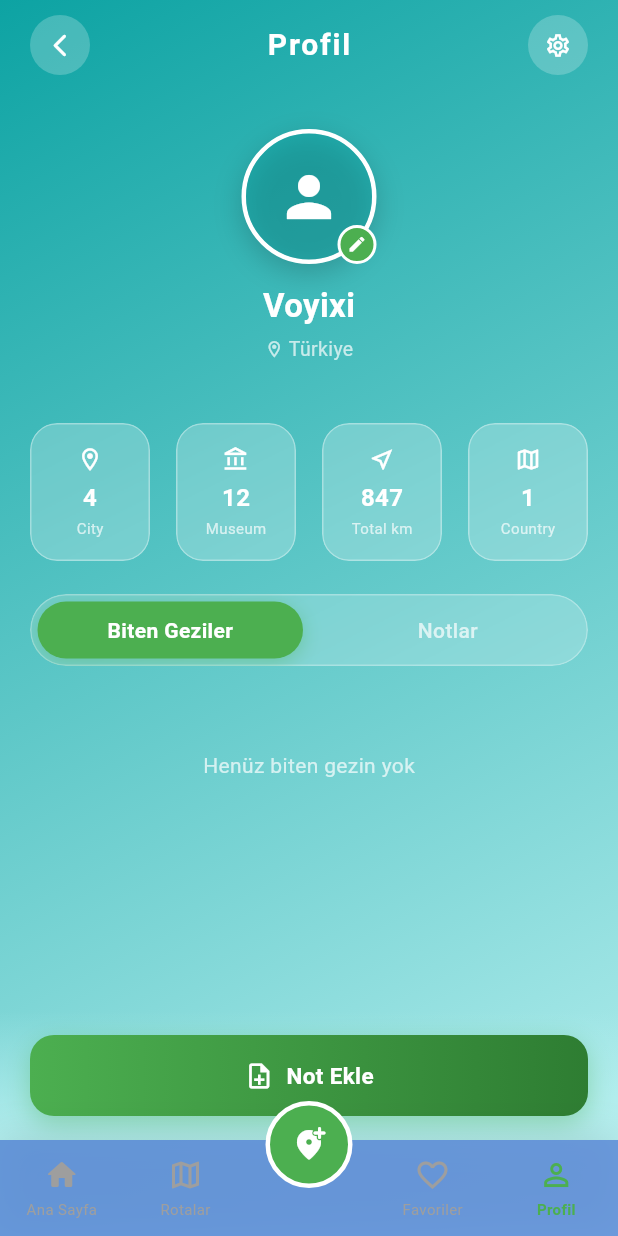
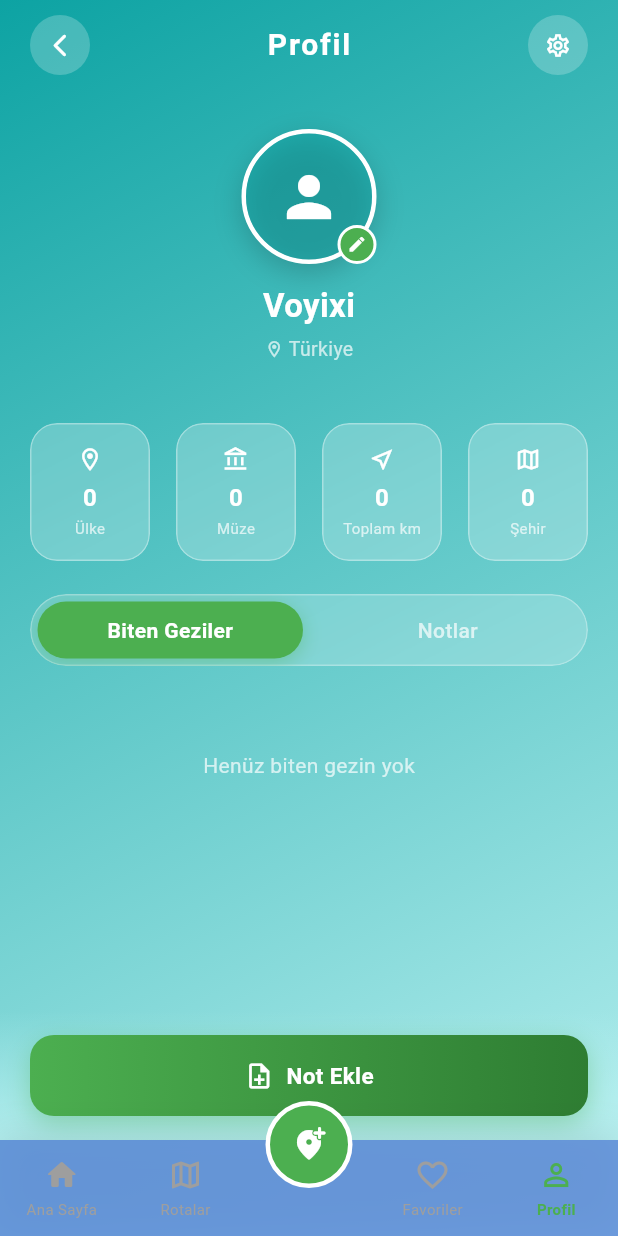
Before and after one commit to Aylinbaki/Voyixi, a Flutter app: the ProfileScreen screen opened directly, on a phone screen of 412 x 824 dp. Run offline on Flutter 3.47's test engine with Material 3 defaults, Android fonts, the phone set to English and light mode, and no system bars; our stand-ins replace cloud_firestore, firebase_auth, firebase_core, flutter_dotenv, google_maps_flutter, google_sign_in and 2 more; accounts and stored records are empty; network calls fail.

Commit message:
feat: profile stats - km, city, country, museum tracking

```diff
--- a/lib/features/trip_result/trip_result_model.dart
+++ b/lib/features/trip_result/trip_result_model.dart
@@ -71,15 +71,19 @@ class DayPlan {
 
 class TripResult {
   final String city;
+  final String country;
   final int days;
   final String budget;
   final List<DayPlan> dayPlans;
+  final double totalDistanceKm;
 
   TripResult({
     required this.city,
     required this.days,
     required this.budget,
     required this.dayPlans,
+    this.totalDistanceKm = 0,
+    this.country = '',
   });
 
 }
--- a/lib/screens/profile_screen.dart
+++ b/lib/screens/profile_screen.dart
@@ -14,6 +14,7 @@ import '../widgets/navigation_bar.dart';
 import '../widgets/settings_button.dart';
 import '../features/routes/routes_service.dart';
 import '../features/routes/routes_model.dart';
+import '../services/user_service.dart';
 
 class _T {
   static const gradientStart = Color(0xFF0DA3A3);
@@ -456,16 +457,33 @@ class _ProfileScreenState extends State<ProfileScreen>
     child: const Icon(Icons.person, color: Colors.white, size: 44),
   );
 
-  // ── Stat Row
   Widget _buildStatRow() {
-    return Row(
-      mainAxisAlignment: MainAxisAlignment.spaceBetween,
-      children: [
-        _statBox('4', 'City', Icons.location_on_outlined),
-        _statBox('12', 'Museum', Icons.account_balance_outlined),
-        _statBox('847', 'Total km', Icons.near_me_outlined),
-        _statBox('1', 'Country', Icons.map_outlined),
-      ],
+    final uid = FirebaseAuth.instance.currentUser?.uid;
+    if (uid == null) return const SizedBox();
+
+    return StreamBuilder<Map<String, dynamic>>(
+      stream: UserService().statsStream(uid),
+      builder: (context, snap) {
+        final stats   = snap.data ?? {};
+        final city    = stats['cityCount']    ?? 0;
+        final museum  = stats['museumCount']  ?? 0;
+        final km      = (stats['totalKm'] as double?) ?? 0.0;
+        final country = stats['countryCount'] ?? 1;
+
+        final kmStr = km >= 1000
+            ? '${(km / 1000).toStringAsFixed(1)}k'
+            : km.toStringAsFixed(0);
+
+        return Row(
+          mainAxisAlignment: MainAxisAlignment.spaceBetween,
+          children: [
+            _statBox(city.toString(),    'Ülke',     Icons.location_on_outlined),
+            _statBox(museum.toString(),  'Müze',   Icons.account_balance_outlined),
+            _statBox(kmStr,              'Toplam km', Icons.near_me_outlined),
+            _statBox(country.toString(), 'Şehir',  Icons.map_outlined),
+          ],
+        );
+      },
     );
   }
 
```
Also changed, not shown: lib/features/trip_result/gemini_service.dart (+19 -5 lines), lib/features/trip_result/trip_result_screen.dart (+40 -3 lines), lib/services/user_service.dart (+51 -0 lines).
